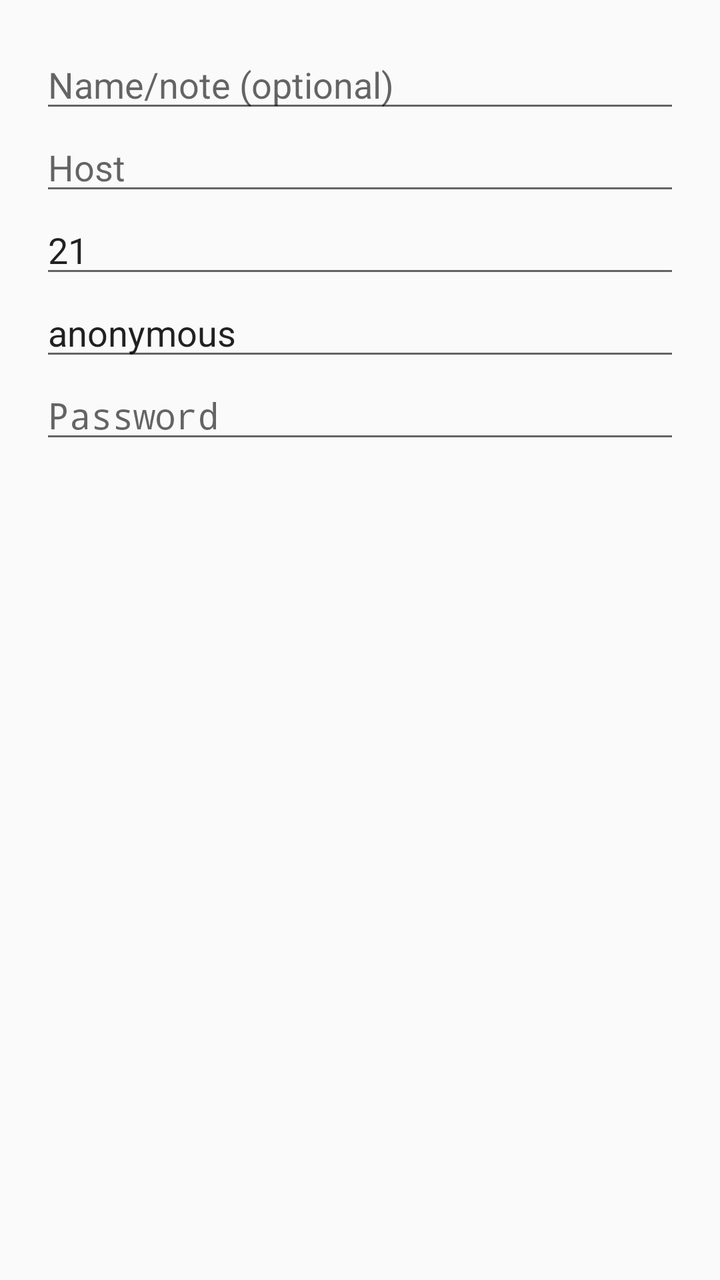
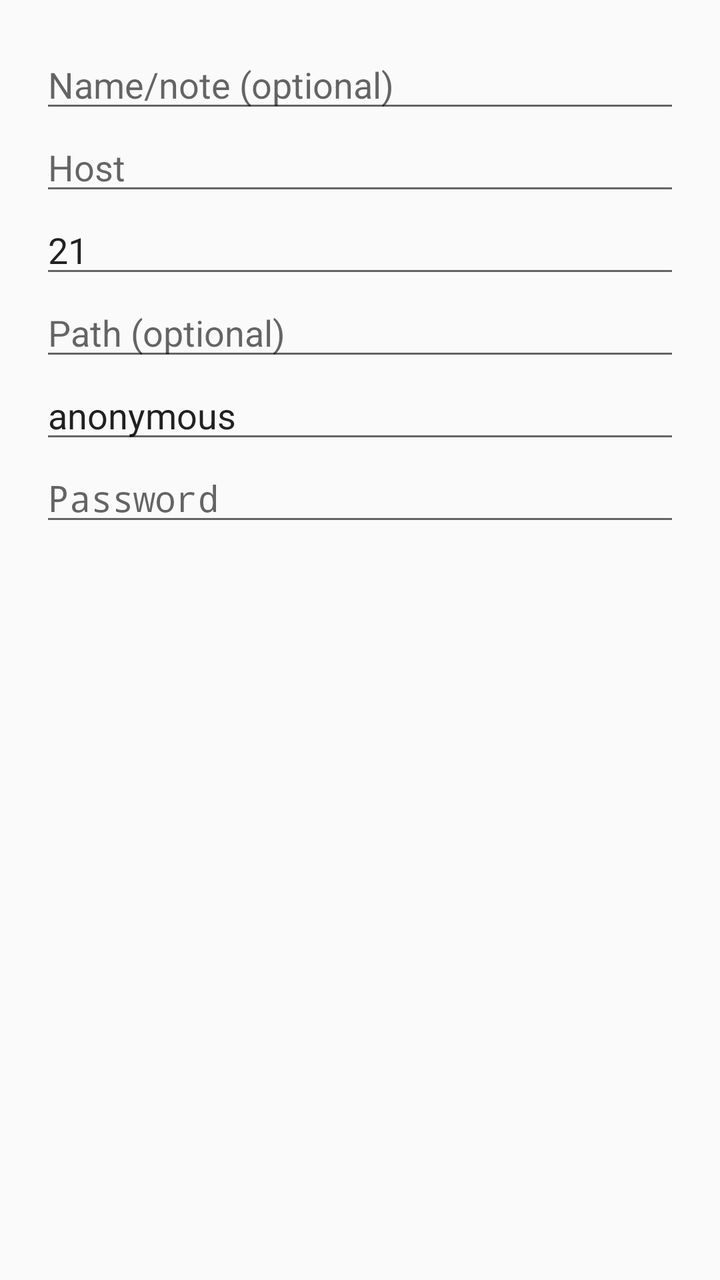

The first picture is an Android layout as it rendered before a commit; the second is the same layout after the commit. The layout source and the unified diff follow.
<!-- AndroidManifest.xml: application theme Theme.Twig -->
<!-- res/layout/dialog_ftp.xml -->
<?xml version="1.0" encoding="utf-8"?>
<LinearLayout xmlns:android="http://schemas.android.com/apk/res/android"
    android:layout_width="match_parent"
    android:layout_height="wrap_content"
    android:orientation="vertical"
    android:padding="20dp">

    <EditText
        android:id="@+id/et_name"
        android:layout_width="match_parent"
        android:layout_height="wrap_content"
        android:hint="@string/conn_name"
        android:inputType="text"
        android:importantForAutofill="no" />

    <EditText
        android:id="@+id/et_host"
        android:layout_width="match_parent"
        android:layout_height="wrap_content"
        android:hint="@string/ftp_host"
        android:inputType="textUri"
        android:importantForAutofill="no" />

    <EditText
        android:id="@+id/et_port"
        android:layout_width="match_parent"
        android:layout_height="wrap_content"
        android:hint="@string/ftp_port"
        android:inputType="number"
        android:text="21"
        android:importantForAutofill="no" />

    <EditText
        android:id="@+id/et_user"
        android:layout_width="match_parent"
        android:layout_height="wrap_content"
        android:hint="@string/ftp_user"
        android:inputType="text"
        android:text="anonymous"
        android:importantForAutofill="no" />

    <EditText
        android:id="@+id/et_pass"
        android:layout_width="match_parent"
        android:layout_height="wrap_content"
        android:hint="@string/ftp_pass"
        android:inputType="textPassword"
        android:importantForAutofill="no" />
</LinearLayout>
<!-- resources referenced by this layout -->
<resources>
  <string name="conn_name">Name/note (optional)</string>
  <string name="ftp_host">Host</string>
  <string name="ftp_pass">Password</string>
  <string name="ftp_port">Port</string>
  <string name="ftp_user">Username</string>
  <style name="Theme.Twig" parent="Theme.AppCompat.DayNight.NoActionBar">
          <item name="colorPrimary">@color/primary</item>
          <item name="colorPrimaryDark">@color/primary_dark</item>
          <item name="colorAccent">@color/accent</item>
          <item name="android:windowBackground">@color/bg</item>
          <item name="android:statusBarColor">@color/toolbar</item>
      </style>
  <color name="primary">#2E7D32</color>
  <color name="primary_dark">#1B5E20</color>
  <color name="accent">#66BB6A</color>
  <color name="bg">#FAFAFA</color>
  <color name="toolbar">#2E7D32</color>
</resources>

<!-- the commit's change to res/layout/dialog_ftp.xml (unified diff, before → after) -->
@@ -31,6 +31,14 @@
         android:importantForAutofill="no" />
 
     <EditText
+        android:id="@+id/et_path"
+        android:layout_width="match_parent"
+        android:layout_height="wrap_content"
+        android:hint="@string/conn_path"
+        android:inputType="text"
+        android:importantForAutofill="no" />
+
+    <EditText
         android:id="@+id/et_user"
         android:layout_width="match_parent"
         android:layout_height="wrap_content"
<!-- resource entries referenced after the edit -->
@@ -1,6 +1,7 @@
 <!-- resources referenced by this layout -->
 <resources>
   <string name="conn_name">Name/note (optional)</string>
+  <string name="conn_path">Path (optional)</string>
   <string name="ftp_host">Host</string>
   <string name="ftp_pass">Password</string>
   <string name="ftp_port">Port</string>
